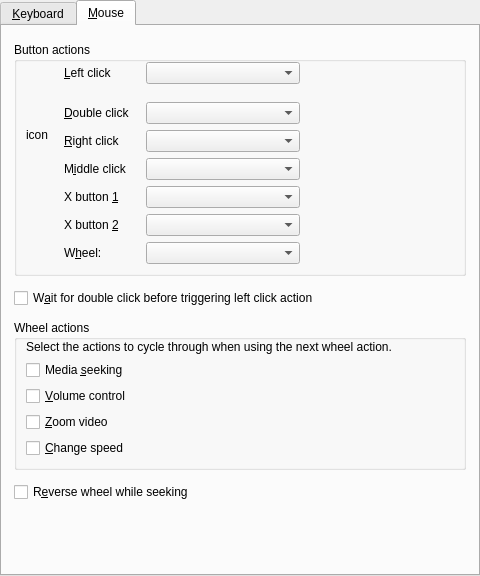
Old version of the form src/gui/pref/input.ui in the repository wilbert2000/wzplayer.
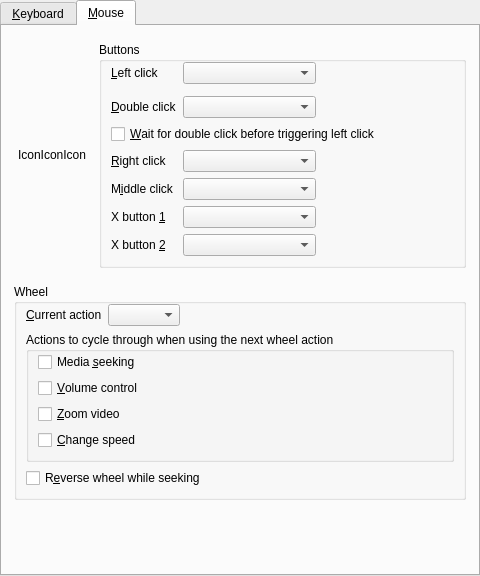
New version of the form. The open tabs and pages were chosen to show the change. Custom widgets are drawn as their Qt base class.

Commit message: Change layout Mouse tab

What changed in the file:
```diff
--- a/src/gui/pref/input.ui
+++ b/src/gui/pref/input.ui
@@ -100,6 +100,9 @@
              <verstretch>0</verstretch>
             </sizepolicy>
            </property>
+           <property name="focusPolicy">
+            <enum>Qt::StrongFocus</enum>
+           </property>
           </widget>
          </item>
         </layout>
@@ -114,22 +117,40 @@
        <property name="spacing">
         <number>12</number>
        </property>
+       <property name="margin">
+        <number>12</number>
+       </property>
+       <item>
+        <layout class="QHBoxLayout" name="horizontalLayout">
        <property name="leftMargin">
-        <number>12</number>
+          <number>4</number>
        </property>
        <property name="topMargin">
-        <number>16</number>
-       </property>
-       <property name="rightMargin">
-        <number>12</number>
+          <number>4</number>
        </property>
        <property name="bottomMargin">
-        <number>12</number>
-       </property>
+          <number>4</number>
+         </property>
+         <item>
+          <widget class="QLabel" name="mouse_icon">
+           <property name="sizePolicy">
+            <sizepolicy hsizetype="Fixed" vsizetype="Preferred">
+             <horstretch>0</horstretch>
+             <verstretch>0</verstretch>
+            </sizepolicy>
+           </property>
+           <property name="text">
+            <string notr="true">IconIconIcon</string>
+           </property>
+           <property name="wordWrap">
+            <bool>false</bool>
+           </property>
+          </widget>
+         </item>
        <item>
         <widget class="QGroupBox" name="button_group">
          <property name="title">
-          <string>Button actions</string>
+            <string>Buttons</string>
          </property>
          <property name="flat">
           <bool>true</bool>
@@ -138,22 +159,9 @@
           <property name="topMargin">
            <number>0</number>
           </property>
-          <property name="horizontalSpacing">
-           <number>16</number>
-          </property>
-          <item row="6" column="2">
+            <item row="7" column="2">
            <widget class="QComboBox" name="xbutton1_click_combo"/>
           </item>
-          <item row="8" column="2">
-           <widget class="QComboBox" name="wheel_function_combo">
-            <property name="sizePolicy">
-             <sizepolicy hsizetype="Preferred" vsizetype="Fixed">
-              <horstretch>0</horstretch>
-              <verstretch>0</verstretch>
-             </sizepolicy>
-            </property>
-           </widget>
-          </item>
           <item row="0" column="1">
            <widget class="QLabel" name="left_click_label">
             <property name="text">
@@ -167,7 +175,7 @@
             </property>
            </widget>
           </item>
-          <item row="4" column="2">
+            <item row="5" column="2">
            <widget class="Gui::Pref::TComboBox" name="right_click_combo">
             <property name="sizePolicy">
              <sizepolicy hsizetype="Expanding" vsizetype="Fixed">
@@ -177,8 +185,8 @@
             </property>
            </widget>
           </item>
-          <item row="4" column="1">
-           <widget class="QLabel" name="textLabel3_5">
+            <item row="5" column="1">
+             <widget class="QLabel" name="right_click_label">
             <property name="text">
              <string>&amp;Right click</string>
             </property>
@@ -190,7 +198,7 @@
             </property>
            </widget>
           </item>
-          <item row="7" column="2">
+            <item row="8" column="2">
            <widget class="QComboBox" name="xbutton2_click_combo"/>
           </item>
           <item row="0" column="2">
@@ -203,7 +211,7 @@
             </property>
            </widget>
           </item>
-          <item row="5" column="1">
+            <item row="6" column="1">
            <widget class="QLabel" name="middle_click_label">
             <property name="text">
              <string>M&amp;iddle click</string>
@@ -213,7 +221,7 @@
             </property>
            </widget>
           </item>
-          <item row="5" column="2">
+            <item row="6" column="2">
            <widget class="QComboBox" name="middle_click_combo"/>
           </item>
           <item row="3" column="2">
@@ -239,8 +247,8 @@
             </property>
            </widget>
           </item>
-          <item row="7" column="1">
-           <widget class="QLabel" name="label_3">
+            <item row="8" column="1">
+             <widget class="QLabel" name="xbutton2_label">
             <property name="text">
              <string>X button &amp;2</string>
             </property>
@@ -249,20 +257,7 @@
             </property>
            </widget>
           </item>
-          <item row="8" column="1">
-           <widget class="QLabel" name="textLabel2_8">
-            <property name="text">
-             <string>W&amp;heel:</string>
-            </property>
-            <property name="wordWrap">
-             <bool>false</bool>
-            </property>
-            <property name="buddy">
-             <cstring>wheel_function_combo</cstring>
-            </property>
-           </widget>
-          </item>
-          <item row="6" column="1">
+            <item row="7" column="1">
            <widget class="QLabel" name="xbutton1_label">
             <property name="text">
              <string>X button &amp;1</string>
@@ -272,22 +267,6 @@
             </property>
            </widget>
           </item>
-          <item row="0" column="0" rowspan="7">
-           <widget class="QLabel" name="mouse_icon">
-            <property name="sizePolicy">
-             <sizepolicy hsizetype="Fixed" vsizetype="Preferred">
-              <horstretch>0</horstretch>
-              <verstretch>0</verstretch>
-             </sizepolicy>
-            </property>
-            <property name="text">
-             <string notr="true">icon</string>
-            </property>
-            <property name="wordWrap">
-             <bool>false</bool>
-            </property>
-           </widget>
-          </item>
           <item row="0" column="3" rowspan="2">
            <spacer name="horizontalSpacer">
             <property name="orientation">
@@ -301,15 +280,17 @@
             </property>
            </spacer>
           </item>
-         </layout>
-        </widget>
-       </item>
-       <item>
+            <item row="4" column="1" colspan="3">
         <widget class="QCheckBox" name="wait_for_double_click_check">
          <property name="text">
-          <string>W&amp;ait for double click before triggering left click action</string>
-         </property>
-        </widget>
+               <string>&amp;Wait for double click before triggering left click</string>
+              </property>
+             </widget>
+            </item>
+           </layout>
+          </widget>
+         </item>
+        </layout>
        </item>
        <item>
         <widget class="QGroupBox" name="wheel_group">
@@ -320,7 +301,7 @@
           </size>
          </property>
          <property name="title">
-          <string>Wheel actions</string>
+          <string>Wheel</string>
          </property>
          <property name="flat">
           <bool>true</bool>
@@ -330,21 +311,57 @@
            <number>0</number>
           </property>
           <item>
-           <widget class="QLabel" name="wheel_functions_label">
+           <layout class="QHBoxLayout" name="horizontalLayout_2">
+            <item>
+             <widget class="QLabel" name="wheel_label">
+              <property name="text">
+               <string>&amp;Current action</string>
+              </property>
+              <property name="wordWrap">
+               <bool>false</bool>
+              </property>
+              <property name="buddy">
+               <cstring>wheel_function_combo</cstring>
+              </property>
+             </widget>
+            </item>
+            <item>
+             <widget class="QComboBox" name="wheel_function_combo">
             <property name="sizePolicy">
-             <sizepolicy hsizetype="Expanding" vsizetype="Preferred">
+               <sizepolicy hsizetype="Preferred" vsizetype="Fixed">
               <horstretch>0</horstretch>
               <verstretch>0</verstretch>
              </sizepolicy>
             </property>
-            <property name="text">
-             <string>Select the actions to cycle through when using the next wheel action.</string>
-            </property>
-            <property name="wordWrap">
+             </widget>
+            </item>
+            <item>
+             <spacer name="horizontalSpacer_2">
+              <property name="orientation">
+               <enum>Qt::Horizontal</enum>
+              </property>
+              <property name="sizeHint" stdset="0">
+               <size>
+                <width>40</width>
+                <height>20</height>
+               </size>
+              </property>
+             </spacer>
+            </item>
+           </layout>
+          </item>
+          <item>
+           <widget class="QGroupBox" name="wheel_actions_list_group">
+            <property name="title">
+             <string>Actions to cycle through when using the next wheel action</string>
+            </property>
+            <property name="flat">
              <bool>true</bool>
             </property>
-           </widget>
-          </item>
+            <layout class="QVBoxLayout" name="verticalLayout">
+             <property name="topMargin">
+              <number>0</number>
+             </property>
           <item>
            <widget class="QCheckBox" name="wheel_function_seek">
             <property name="text">
@@ -383,6 +400,9 @@
          </property>
         </widget>
        </item>
+         </layout>
+        </widget>
+       </item>
        <item>
         <spacer name="verticalSpacer">
          <property name="orientation">
```
Left out of the diff: 2 changed lines with no effect on the pictures. Lines whose indentation alone changed are shown as unchanged.
